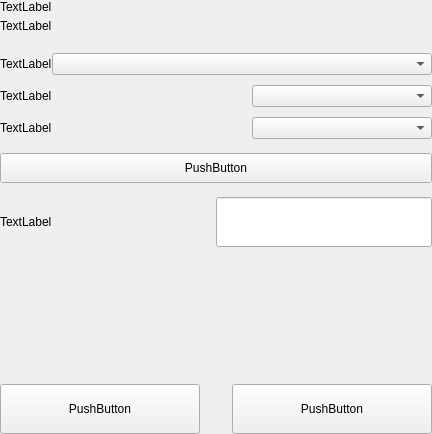
VitaeTeam/Vitae, file src/qt/vitae/settings/forms/settingsdisplayoptionswidget.ui: the form before one commit.
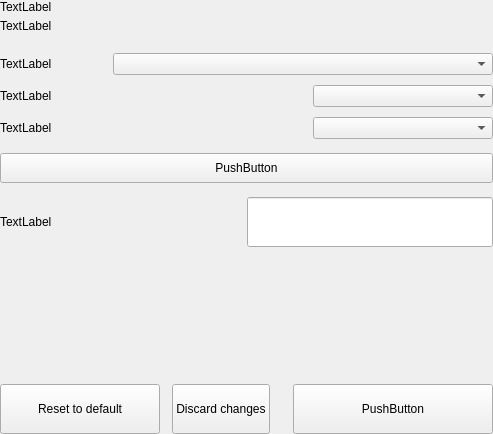
The form after the commit.

Commit message: [GUI][Model] Settings options, mechanism to discard options that were not saved.

Patch:
```diff
--- a/src/qt/vitae/settings/forms/settingsdisplayoptionswidget.ui
+++ b/src/qt/vitae/settings/forms/settingsdisplayoptionswidget.ui
@@ -6,7 +6,7 @@
    <rect>
     <x>0</x>
     <y>0</y>
-    <width>428</width>
+    <width>493</width>
     <height>434</height>
    </rect>
   </property>
@@ -341,11 +341,14 @@
         </item>
         <item>
          <layout class="QHBoxLayout" name="horizontalLayout_7">
+          <property name="spacing">
+           <number>12</number>
+          </property>
           <item>
            <widget class="QPushButton" name="pushButtonReset">
             <property name="minimumSize">
              <size>
-              <width>200</width>
+              <width>160</width>
               <height>50</height>
              </size>
             </property>
@@ -356,7 +359,20 @@
              </size>
             </property>
             <property name="text">
-             <string>PushButton</string>
+             <string>Reset to default</string>
+            </property>
+           </widget>
+          </item>
+          <item>
+           <widget class="QPushButton" name="pushButtonClean">
+            <property name="minimumSize">
+             <size>
+              <width>0</width>
+              <height>50</height>
+             </size>
+            </property>
+            <property name="text">
+             <string>Discard changes</string>
             </property>
            </widget>
           </item>
```
The commit also changes 9 other files.
